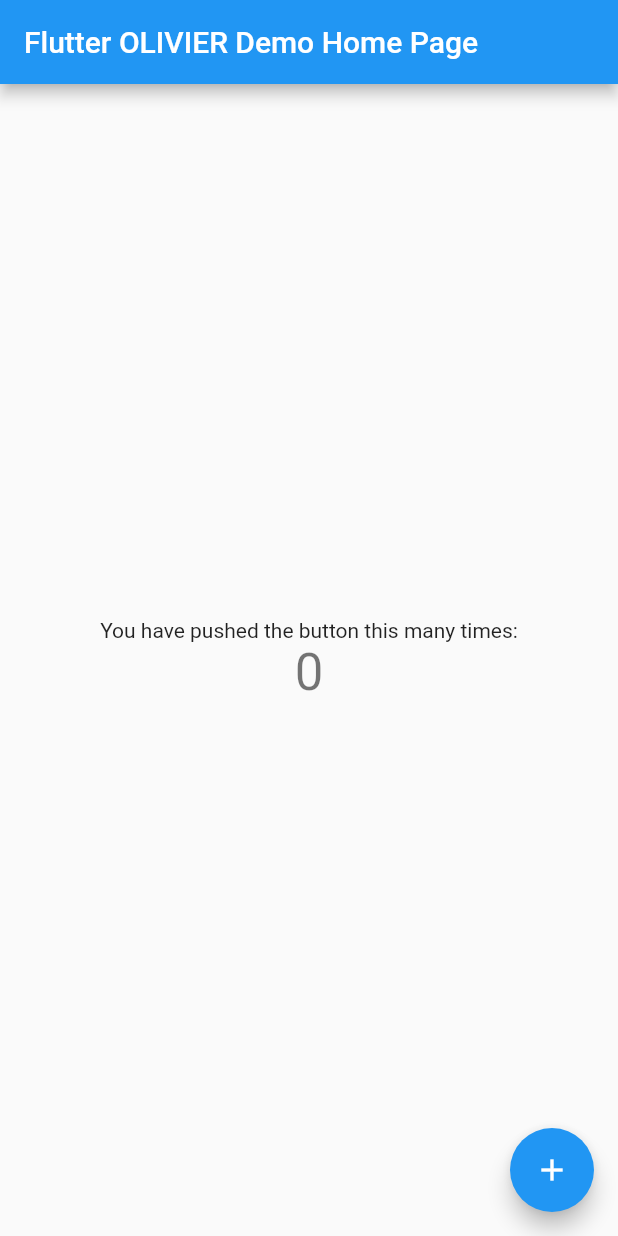
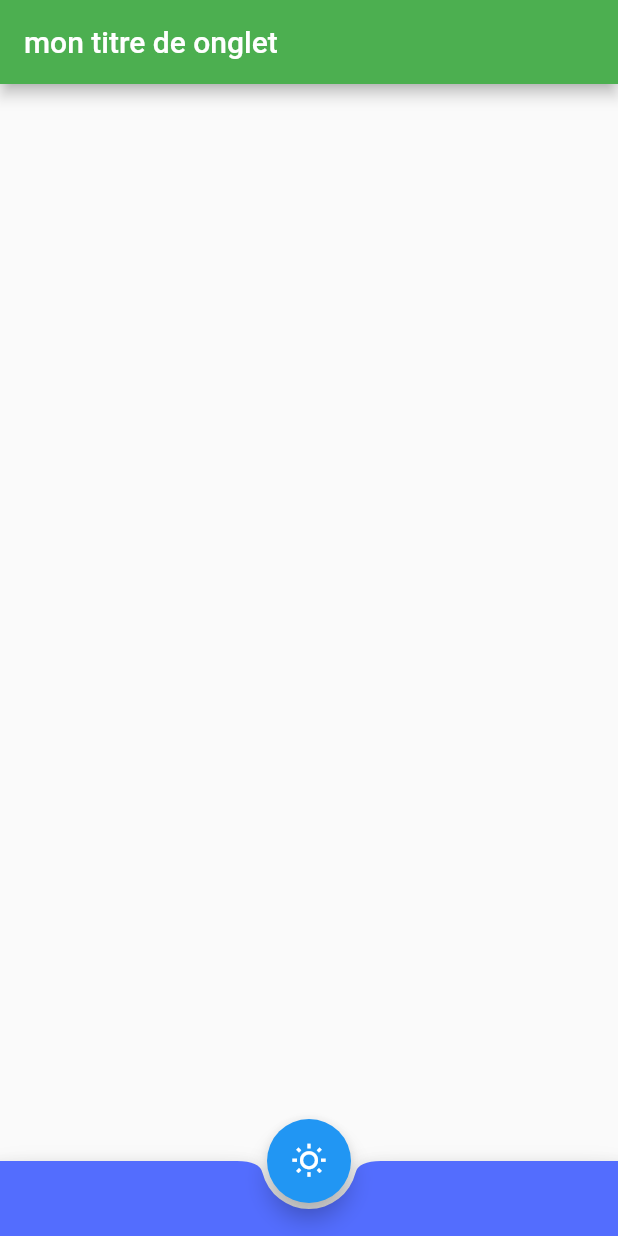
Before and after one commit to OliQuentDigital/demo_flutter, a Flutter app: the screen it shows after launch, on a phone screen of 412 x 824 dp. Run offline on Flutter 3.47's test engine with Material 2 defaults, Android fonts, the light colour scheme and no system bars.

Commit message:
Update main.dart

```diff
--- a/lib/main.dart
+++ b/lib/main.dart
@@ -1,113 +1,30 @@
 import 'package:flutter/material.dart';
 
 void main() {
-  runApp(MyApp());
-}
-
-class MyApp extends StatelessWidget {
-  // This widget is the root of your application.
-  @override
-  Widget build(BuildContext context) {
-    return MaterialApp(
-      title: 'Flutter Demo',
-      theme: ThemeData(
-        // This is the theme of your application.
-        //
-        // Try running your application with "flutter run". You'll see the
-        // application has a blue toolbar. Then, without quitting the app, try
-        // changing the primarySwatch below to Colors.green and then invoke
-        // "hot reload" (press "r" in the console where you ran "flutter run",
-        // or simply save your changes to "hot reload" in a Flutter IDE).
-        // Notice that the counter didn't reset back to zero; the application
-        // is not restarted.
-        primarySwatch: Colors.blue,
-      ),
-      home: MyHomePage(title: 'Flutter OLIVIER Demo Home Page'),
-    );
-  }
-}
-
-class MyHomePage extends StatefulWidget {
-  MyHomePage({Key? key, required this.title}) : super(key: key);
-
-  // This widget is the home page of your application. It is stateful, meaning
-  // that it has a State object (defined below) that contains fields that affect
-  // how it looks.
-
-  // This class is the configuration for the state. It holds the values (in this
-  // case the title) provided by the parent (in this case the App widget) and
-  // used by the build method of the State. Fields in a Widget subclass are
-  // always marked "final".
-
-  final String title;
-
-  @override
-  _MyHomePageState createState() => _MyHomePageState();
-}
-
-class _MyHomePageState extends State<MyHomePage> {
-  int _counter = 0;
-
-  void _incrementCounter() {
-    setState(() {
-      // This call to setState tells the Flutter framework that something has
-      // changed in this State, which causes it to rerun the build method below
-      // so that the display can reflect the updated values. If we changed
-      // _counter without calling setState(), then the build method would not be
-      // called again, and so nothing would appear to happen.
-      _counter++;
-    });
-  }
-
-  @override
-  Widget build(BuildContext context) {
-    // This method is rerun every time setState is called, for instance as done
-    // by the _incrementCounter method above.
-    //
-    // The Flutter framework has been optimized to make rerunning build methods
-    // fast, so that you can just rebuild anything that needs updating rather
-    // than having to individually change instances of widgets.
-    return Scaffold(
+  runApp(MaterialApp(
+    home: Scaffold(
       appBar: AppBar(
+        backgroundColor: Colors.green,
         // Here we take the value from the MyHomePage object that was created by
         // the App.build method, and use it to set our appbar title.
-        title: Text(widget.title),
+        title: Text('mon titre de onglet'),
       ),
-      body: Center(
-        // Center is a layout widget. It takes a single child and positions it
-        // in the middle of the parent.
-        child: Column(
-          // Column is also a layout widget. It takes a list of children and
-          // arranges them vertically. By default, it sizes itself to fit its
-          // children horizontally, and tries to be as tall as its parent.
-          //
-          // Invoke "debug painting" (press "p" in the console, choose the
-          // "Toggle Debug Paint" action from the Flutter Inspector in Android
-          // Studio, or the "Toggle Debug Paint" command in Visual Studio Code)
-          // to see the wireframe for each widget.
-          //
-          // Column has various properties to control how it sizes itself and
-          // how it positions its children. Here we use mainAxisAlignment to
-          // center the children vertically; the main axis here is the vertical
-          // axis because Columns are vertical (the cross axis would be
-          // horizontal).
-          mainAxisAlignment: MainAxisAlignment.center,
-          children: <Widget>[
-            Text(
-              'You have pushed the button this many times:',
-            ),
-            Text(
-              '$_counter',
-              style: Theme.of(context).textTheme.headline4,
-            ),
-          ],
-        ),
+
+
+
+
+
+      bottomNavigationBar: BottomAppBar(
+        color: Colors.indigoAccent,
+        child: Container(height: 50.0),
+        shape: const CircularNotchedRectangle(),
       ),
       floatingActionButton: FloatingActionButton(
-        onPressed: _incrementCounter,
-        tooltip: 'Increment',
-        child: Icon(Icons.add),
-      ), // This trailing comma makes auto-formatting nicer for build methods.
-    );
-  }
+        onPressed: () => null,
+        tooltip: 'test de float',
+        child: const Icon(Icons.wb_sunny_outlined),
+      ),
+      floatingActionButtonLocation: FloatingActionButtonLocation.centerDocked,
+    ),
+  ));
 }
```
